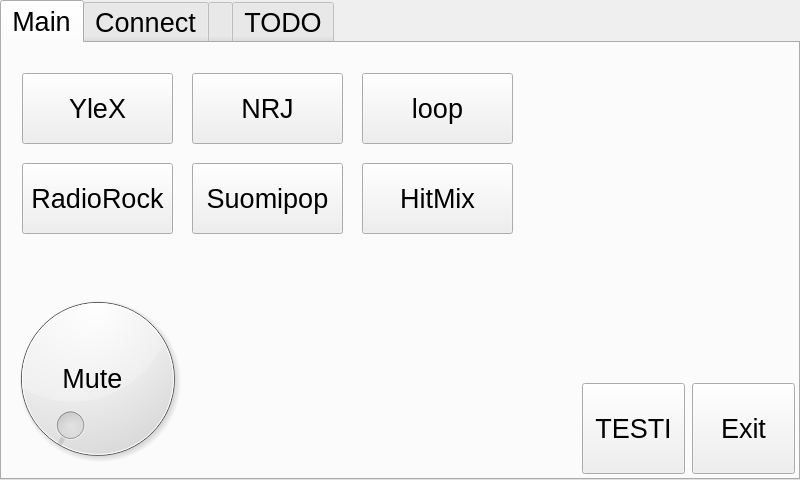
Above: Main.ui from janze92/RadioUI before the change. Below: the same form after it.
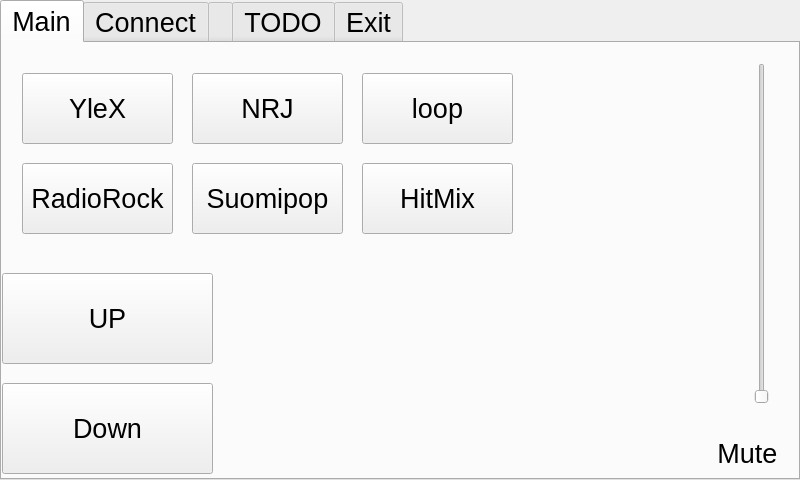
That is the form after the change. The open tabs and pages were chosen to show the change.

Patch:
```diff
--- a/Main.ui
+++ b/Main.ui
@@ -86,45 +86,13 @@
      <attribute name="title">
       <string>Main</string>
      </attribute>
-     <widget class="QDial" name="dial">
-      <property name="geometry">
-       <rect>
-        <x>0</x>
-        <y>240</y>
-        <width>191</width>
-        <height>191</height>
-       </rect>
-      </property>
-      <property name="maximum">
-       <number>100</number>
-      </property>
-      <property name="value">
-       <number>0</number>
-      </property>
-      <property name="orientation">
-       <enum>Qt::Horizontal</enum>
-      </property>
-     </widget>
-     <widget class="QPushButton" name="exit">
-      <property name="geometry">
-       <rect>
-        <x>690</x>
-        <y>340</y>
-        <width>103</width>
-        <height>91</height>
-       </rect>
-      </property>
-      <property name="text">
-       <string>Exit</string>
-      </property>
-     </widget>
      <widget class="QPushButton" name="mute">
       <property name="geometry">
        <rect>
-        <x>50</x>
-        <y>300</y>
-        <width>81</width>
-        <height>71</height>
+        <x>700</x>
+        <y>390</y>
+        <width>91</width>
+        <height>41</height>
        </rect>
       </property>
       <property name="text">
@@ -218,17 +186,55 @@
        <string>HitMix</string>
       </property>
      </widget>
-     <widget class="QPushButton" name="exit_2">
+     <widget class="QSlider" name="volumeSlider">
+      <property name="enabled">
+       <bool>true</bool>
+      </property>
       <property name="geometry">
        <rect>
-        <x>580</x>
+        <x>750</x>
+        <y>20</y>
+        <width>20</width>
+        <height>341</height>
+       </rect>
+      </property>
+      <property name="tracking">
+       <bool>true</bool>
+      </property>
+      <property name="orientation">
+       <enum>Qt::Vertical</enum>
+      </property>
+      <property name="invertedAppearance">
+       <bool>false</bool>
+      </property>
+      <property name="invertedControls">
+       <bool>false</bool>
+      </property>
+     </widget>
+     <widget class="QPushButton" name="volumeUp">
+      <property name="geometry">
+       <rect>
+        <x>0</x>
+        <y>230</y>
+        <width>211</width>
+        <height>91</height>
+       </rect>
+      </property>
+      <property name="text">
+       <string>UP</string>
+      </property>
+     </widget>
+     <widget class="QPushButton" name="volumeDown">
+      <property name="geometry">
+       <rect>
+        <x>0</x>
         <y>340</y>
-        <width>103</width>
+        <width>211</width>
         <height>91</height>
        </rect>
       </property>
       <property name="text">
-       <string>TESTI</string>
+       <string>Down</string>
       </property>
      </widget>
     </widget>
@@ -299,6 +305,37 @@
       </property>
      </widget>
     </widget>
+    <widget class="QWidget" name="exit">
+     <attribute name="title">
+      <string>Exit</string>
+     </attribute>
+     <widget class="QPushButton" name="power">
+      <property name="geometry">
+       <rect>
+        <x>580</x>
+        <y>0</y>
+        <width>211</width>
+        <height>141</height>
+       </rect>
+      </property>
+      <property name="text">
+       <string>Shutdown</string>
+      </property>
+     </widget>
+     <widget class="QPushButton" name="button_quit">
+      <property name="geometry">
+       <rect>
+        <x>0</x>
+        <y>0</y>
+        <width>241</width>
+        <height>141</height>
+       </rect>
+      </property>
+      <property name="text">
+       <string>Quit</string>
+      </property>
+     </widget>
+    </widget>
    </widget>
   </widget>
  </widget>
```
Left out of the diff: 19 changed lines with no effect on the pictures.
